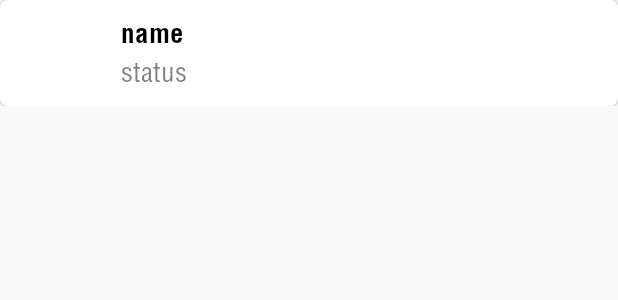
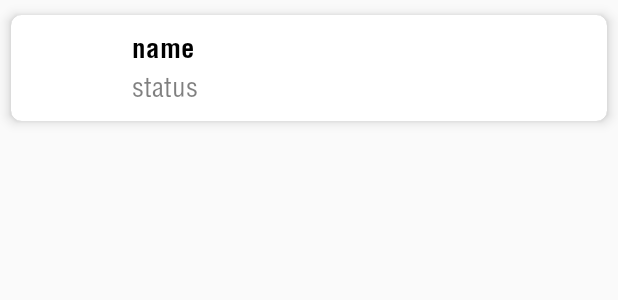
Before and after one commit to kshitizNandan/secreto, an Android app: the layout search_user_item.xml on its own in the app's theme, with its tools: preview values and no code run, on a phone screen of 412 x 824 dp. Shown: the top 300 px of the screen. Run offline under Robolectric (Android 15) with nearby library versions, the phone set to English and light mode, and no system bars.

Commit message:
Ui Fixed

```diff
--- a/Secreto/app/src/main/java/com/secreto/activities/FindUserActivity.java
+++ b/Secreto/app/src/main/java/com/secreto/activities/FindUserActivity.java
@@ -91,7 +91,6 @@ public class FindUserActivity extends BaseActivityWithActionBar implements View.
         progressDialog = new CustomProgressDialog(this);
         mActivity = this;
         searchAdapter = new SearchUserAdapter(items, this);
-        recyclerViewSearch.addItemDecoration(new DividerItemDecoration(mActivity, DividerItemDecoration.VERTICAL));
         recyclerViewSearch.setAdapter(searchAdapter);
     }
 
--- a/Secreto/app/src/main/res/layout/search_user_item.xml
+++ b/Secreto/app/src/main/res/layout/search_user_item.xml
@@ -6,20 +6,21 @@
     android:layout_height="wrap_content"
     android:orientation="vertical">
 
-    <android.support.v7.widget.CardView xmlns:card_view="http://schemas.android.com/apk/res-auto"
+    <android.support.v7.widget.CardView
         android:id="@+id/card_view"
         android:layout_width="match_parent"
         android:layout_height="wrap_content"
-        android:layout_gravity="center"
-        android:elevation="@dimen/dimen_size_10"
-        card_view:cardCornerRadius="@dimen/dimen_size_5">
+        app:cardCornerRadius="@dimen/dimen_size_7"
+        app:cardElevation="@dimen/dimen_size_5"
+        app:cardPreventCornerOverlap="true"
+        app:cardUseCompatPadding="true">
 
         <RelativeLayout
+            android:layout_width="match_parent"
+            android:layout_height="wrap_content"
             android:background="@drawable/transparent_to_color_gray"
             android:clickable="true"
             android:focusable="true"
-            android:layout_width="match_parent"
-            android:layout_height="wrap_content"
             android:padding="@dimen/dimen_size_5">
 
             <com.secreto.utils.NetworkImageView
```
